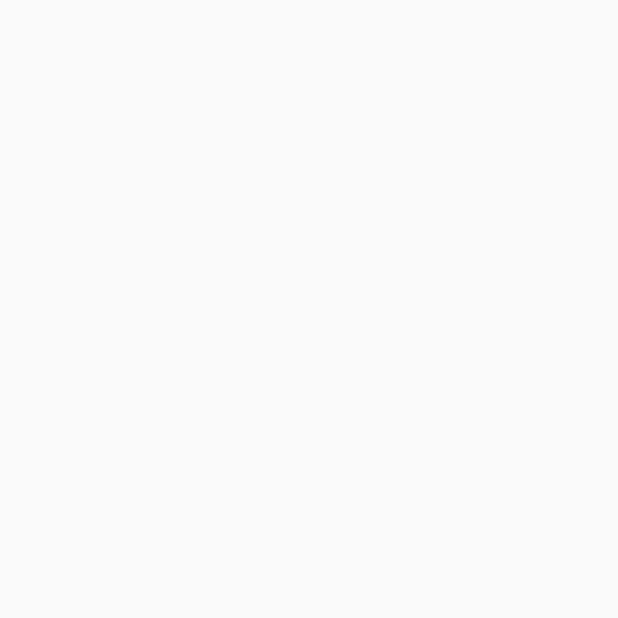
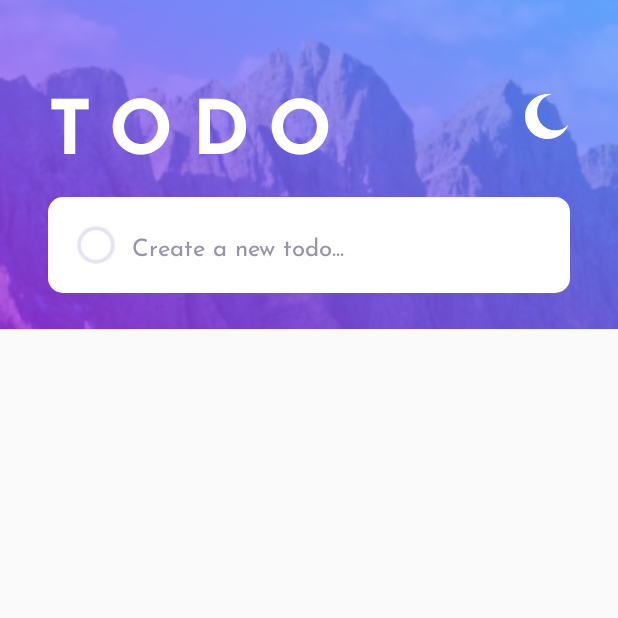
Before and after one commit to vivek091195/todo-app, an Android app built with Jetpack Compose: the screen it shows after launch (MainActivity), on a phone screen of 412 x 824 dp, the top half of it. Before the commit the part shown is empty. Run offline under Robolectric (Android 15) with nearby library versions, the phone set to English and light mode, and no system bars.

Commit message:
Added todo edit text and header changes

```diff
--- a/app/build.gradle.kts
+++ b/app/build.gradle.kts
@@ -9,7 +9,7 @@ android {
 
     defaultConfig {
         applicationId = "com.example.todolist"
-        minSdk = 24
+        minSdk = 28
         targetSdk = 34
         versionCode = 1
         versionName = "1.0"
@@ -59,6 +59,7 @@ dependencies {
     implementation("androidx.appcompat:appcompat:1.6.1")
     implementation("androidx.constraintlayout:constraintlayout:2.2.0-alpha13")
     implementation("androidx.recyclerview:recyclerview:1.3.2")
+    implementation("com.google.android.material:material:1.11.0")
     testImplementation("junit:junit:4.13.2")
     androidTestImplementation("androidx.test.ext:junit:1.1.5")
     androidTestImplementation("androidx.test.espresso:espresso-core:3.5.1")
--- /dev/null
+++ b/app/src/main/res/drawable/night_icon.xml
@@ -0,0 +1,10 @@
+<vector xmlns:android="http://schemas.android.com/apk/res/android"
+    android:width="20dp"
+    android:height="20dp"
+    android:viewportWidth="20"
+    android:viewportHeight="20">
+  <path
+      android:pathData="M11.824,0.166C8.149,0.923 5.385,4.177 5.385,8.077C5.385,12.538 9.001,16.154 13.462,16.154C15.766,16.154 17.845,15.189 19.317,13.641C17.861,17.363 14.238,20 10,20C4.477,20 0,15.523 0,10C0,4.477 4.477,0 10,0C10.623,0 11.233,0.057 11.824,0.166Z"
+      android:fillColor="#ffffff"
+      android:fillType="evenOdd"/>
+</vector>
--- /dev/null
+++ b/app/src/main/res/drawable/rounded_corner.xml
@@ -0,0 +1,6 @@
+<?xml version="1.0" encoding="UTF-8"?>
+<shape xmlns:android="http://schemas.android.com/apk/res/android">
+    <solid android:color="#FFFFFF"/>
+    <corners android:radius="10dp"/>
+    <padding android:left="0dp" android:top="0dp" android:right="0dp" android:bottom="0dp" />
+</shape>
--- /dev/null
+++ b/app/src/main/res/font/index.xml
@@ -0,0 +1,15 @@
+<?xml version="1.0" encoding="utf-8"?>
+<font-family xmlns:android="http://schemas.android.com/apk/res/android">
+    <font
+        android:font="@font/josefinsans_bold"
+        android:fontStyle="normal"
+        android:fontWeight="700" />
+    <font
+        android:font="@font/josefinsans_medium"
+        android:fontStyle="normal"
+        android:fontWeight="500" />
+    <font
+        android:font="@font/josefinsans_regular"
+        android:fontStyle="normal"
+        android:fontWeight="400" />
+</font-family>
--- a/app/src/main/res/layout/main.xml
+++ b/app/src/main/res/layout/main.xml
@@ -1,6 +1,86 @@
 <?xml version="1.0" encoding="utf-8"?>
-<LinearLayout xmlns:android="http://schemas.android.com/apk/res/android"
-    android:orientation="vertical"
+<androidx.constraintlayout.widget.ConstraintLayout
+    xmlns:android="http://schemas.android.com/apk/res/android"
+    xmlns:app="http://schemas.android.com/apk/res-auto"
     android:layout_width="match_parent"
     android:layout_height="match_parent">
-</LinearLayout>
+    <ImageView
+        android:layout_width="match_parent"
+        android:layout_height="wrap_content"
+        android:src="@drawable/background_image"
+        app:layout_constraintStart_toStartOf="parent"
+        app:layout_constraintTop_toTopOf="parent"
+        android:adjustViewBounds="true"
+        android:contentDescription="@null" />
+
+    <androidx.constraintlayout.widget.ConstraintLayout
+        android:id="@+id/app_header"
+        android:layout_width="match_parent"
+        android:layout_height="wrap_content"
+        app:layout_constraintStart_toStartOf="parent"
+        app:layout_constraintEnd_toEndOf="parent"
+        app:layout_constraintTop_toTopOf="parent"
+        android:layout_marginHorizontal="32dp"
+        android:layout_marginVertical="40dp">
+        <TextView
+            android:id="@+id/app_title"
+            android:layout_width="wrap_content"
+            android:layout_height="wrap_content"
+            android:text="@string/app_title"
+            android:fontFamily="@font/index"
+            android:textColor="@color/white"
+            android:textSize="50sp"
+            android:textFontWeight="700"
+            android:letterSpacing="0.25"
+            app:layout_constraintTop_toTopOf="parent"
+            app:layout_constraintStart_toStartOf="parent"/>
+        <ImageView
+            android:layout_width="30dp"
+            android:layout_height="30dp"
+            android:src="@drawable/night_icon"
+            app:layout_constraintEnd_toEndOf="parent"
+            app:layout_constraintTop_toTopOf="parent"
+            app:layout_constraintBottom_toBottomOf="parent"
+            android:contentDescription="@string/theme_icon_desc" />
+    </androidx.constraintlayout.widget.ConstraintLayout>
+
+
+    <androidx.constraintlayout.widget.ConstraintLayout
+        android:layout_width="0dp"
+        android:layout_height="wrap_content"
+        app:layout_constraintTop_toBottomOf="@id/app_header"
+        app:layout_constraintStart_toStartOf="parent"
+        app:layout_constraintEnd_toEndOf="parent"
+        android:background="@drawable/rounded_corner"
+        android:padding="16dp"
+        android:layout_marginHorizontal="32dp"
+        android:layout_marginVertical="16dp">
+        <RadioButton
+            android:id="@+id/todo_radio_input"
+            android:layout_width="0dp"
+            android:layout_height="wrap_content"
+            android:scaleX="1.25"
+            android:scaleY="1.25"
+            android:buttonTint="#e3e4f1"
+            app:layout_constraintStart_toStartOf="parent"
+            app:layout_constraintTop_toTopOf="parent"
+            app:layout_constraintBottom_toBottomOf="parent"/>
+        <EditText
+            android:id="@+id/todo_text_input"
+            android:layout_width="0dp"
+            android:layout_height="0dp"
+            android:hint="@string/edit_text_hint"
+            android:textColorHint="#9495a5"
+            android:textSize="16sp"
+            android:fontFamily="@font/index"
+            android:autofillHints="none"
+            android:inputType="textNoSuggestions"
+            android:background="@android:color/transparent"
+            android:layout_marginStart="8dp"
+            app:layout_constraintStart_toEndOf="@+id/todo_radio_input"
+            app:layout_constraintEnd_toEndOf="parent"
+            app:layout_constraintTop_toTopOf="parent"
+            app:layout_constraintBottom_toBottomOf="parent" />
+    </androidx.constraintlayout.widget.ConstraintLayout>
+
+</androidx.constraintlayout.widget.ConstraintLayout>
--- a/app/src/main/res/values/strings.xml
+++ b/app/src/main/res/values/strings.xml
@@ -1,3 +1,7 @@
 <resources>
     <string name="app_name">TodoList</string>
+    <string name="app_title">TODO</string>
+    <string name="theme_icon_desc">theme icon</string>
+    <string name="edit_text_hint">Create a new todo...</string>
+    <string name="clear_todo_item">clear the todo item</string>
 </resources>
```
Also changed, not shown: app/src/main/res/drawable/cross_icon.xml (added, +10 -0 lines), app/src/main/res/drawable/day_icon.xml (added, +10 -0 lines), app/src/main/res/drawable/tick_mark.xml (added, +31 -0 lines), app/src/main/res/layout/todo_list_item.xml (added, +44 -0 lines), app/src/main/res/drawable/background_image.webp (added), app/src/main/res/font/josefinsans_bold.ttf (added), app/src/main/res/font/josefinsans_medium.ttf (added), app/src/main/res/font/josefinsans_regular.ttf (added).
